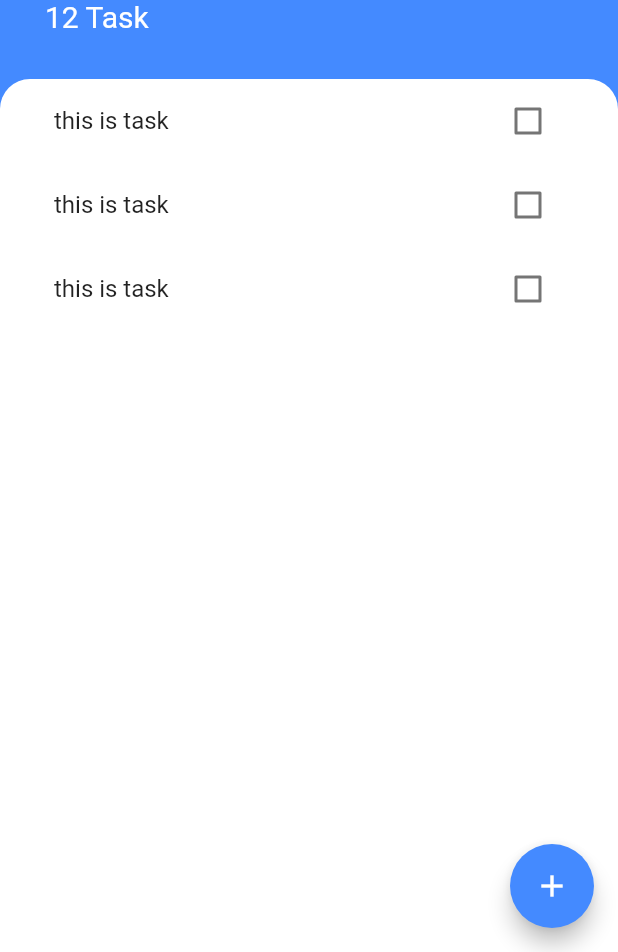
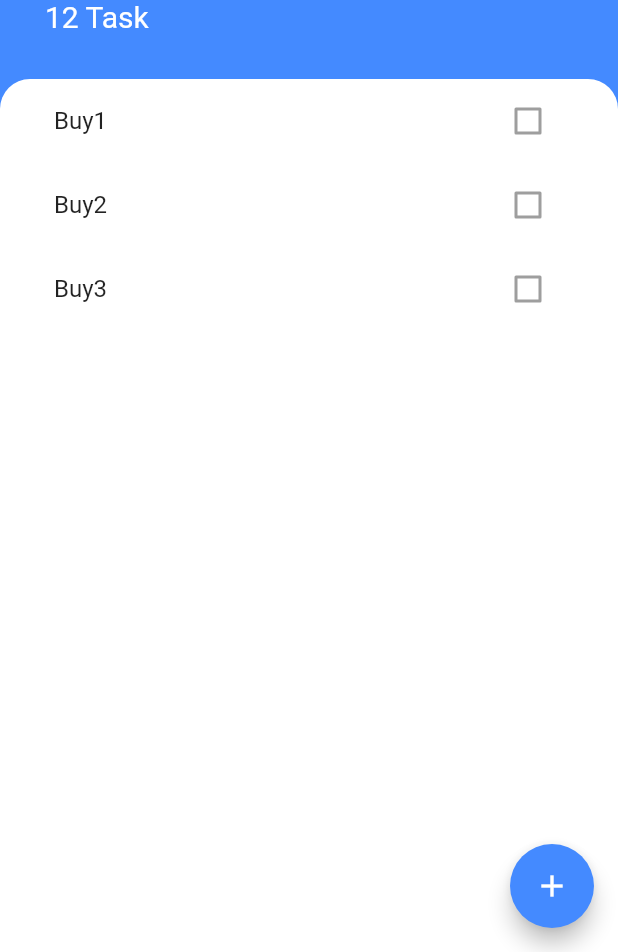
Before and after one commit to singstar/todoey_flutter, a Flutter app: the screen it shows after launch, on a phone screen of 412 x 824 dp, the part 284-1236 px from its top. Run offline on Flutter 3.47's test engine with Material 2 defaults, Android fonts, the phone set to English and light mode, and no system bars.

Commit message:
refactor tasktile

```diff
--- /dev/null
+++ b/lib/widget/task_tile.dart
@@ -0,0 +1,23 @@
+import 'package:flutter/material.dart';
+
+class TaskTile extends StatelessWidget {
+  final bool isChecked;
+  final String taskTitle;
+  TaskTile({this.isChecked,this.taskTitle});
+
+  @override
+  Widget build(BuildContext context) {
+    return ListTile(
+      title: Text(
+          taskTitle,
+        style: TextStyle(
+            decoration: isChecked ? TextDecoration.lineThrough : null),
+      ),
+      trailing: Checkbox(
+        activeColor: Colors.lightBlueAccent,
+        value: isChecked,
+//        onChanged: toggleCheckboxState,
+      ),
+    );
+  }
+}
--- a/lib/widget/task_titl.dart
+++ /dev/null
@@ -1,44 +0,0 @@
-import 'package:flutter/material.dart';
-
-class TaskTile extends StatefulWidget {
-  @override
-  _TaskTileState createState() => _TaskTileState();
-}
-
-class _TaskTileState extends State<TaskTile> {
-  bool isChecked = false;
-
-  @override
-  Widget build(BuildContext context) {
-    return ListTile(
-      title: Text(
-        'this is task',
-        style: TextStyle(
-            decoration: isChecked ? TextDecoration.lineThrough : null),
-      ),
-      trailing: TaskCheckbox(
-        checkboxState: isChecked,
-        toggleCheckboxState: (bool checkboxState) {
-          setState(() {
-            isChecked = checkboxState;
-          });
-        },
-      ),
-    );
-  }
-}
-
-class TaskCheckbox extends StatelessWidget {
-  final bool checkboxState;
-
-  final Function toggleCheckboxState;
-  TaskCheckbox({this.checkboxState, this.toggleCheckboxState});
-  @override
-  Widget build(BuildContext context) {
-    return Checkbox(
-      activeColor: Colors.lightBlueAccent,
-      value: checkboxState,
-      onChanged: toggleCheckboxState,
-    );
-  }
-}
--- a/lib/widget/tasks_list.dart
+++ b/lib/widget/tasks_list.dart
@@ -1,15 +1,27 @@
 import 'package:flutter/material.dart';
-import 'package:todoeyflutter/widget/task_titl.dart';
+import 'package:todoeyflutter/widget/task_tile.dart';
+import 'package:todoeyflutter/model/task.dart';
 
-class TaskList extends StatelessWidget {
+class TaskList extends StatefulWidget {
+  @override
+  _TaskListState createState() => _TaskListState();
+}
+
+class _TaskListState extends State<TaskList> {
+  List<Task> tasks = [
+    Task(name:'Buy1'),
+    Task(name:'Buy2'),
+    Task(name:'Buy3'),
+  ];
+
+
+
   @override
   Widget build(BuildContext context) {
-    return ListView(
-      children: <Widget>[
-        TaskTile(),
-        TaskTile(),
-        TaskTile(),
-      ],
-    );
+    return ListView.builder(itemBuilder: (context, index){
+      return TaskTile(
+        taskTitle: tasks[index].name, isChecked: tasks[index].isDone,
+      );
+    },itemCount: tasks.length,);
   }
 }
```
Also changed, not shown: lib/screen/tasks_screen.dart (+6 -5 lines), 2 other files.
